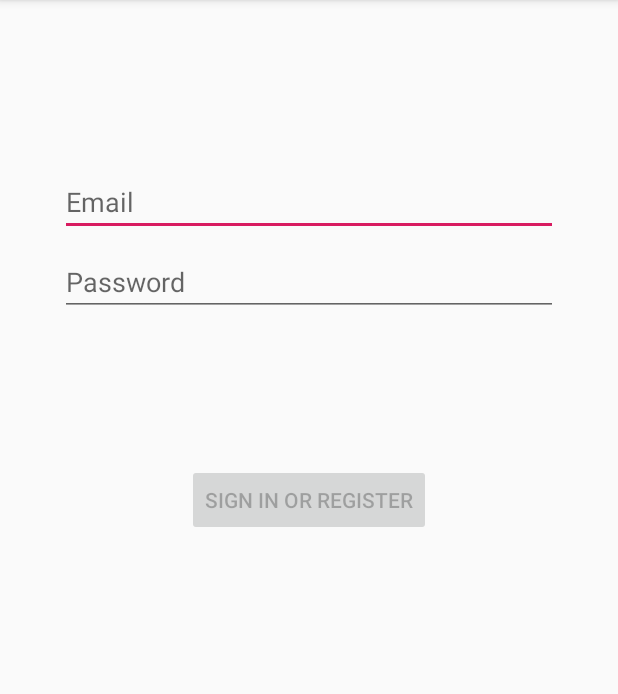
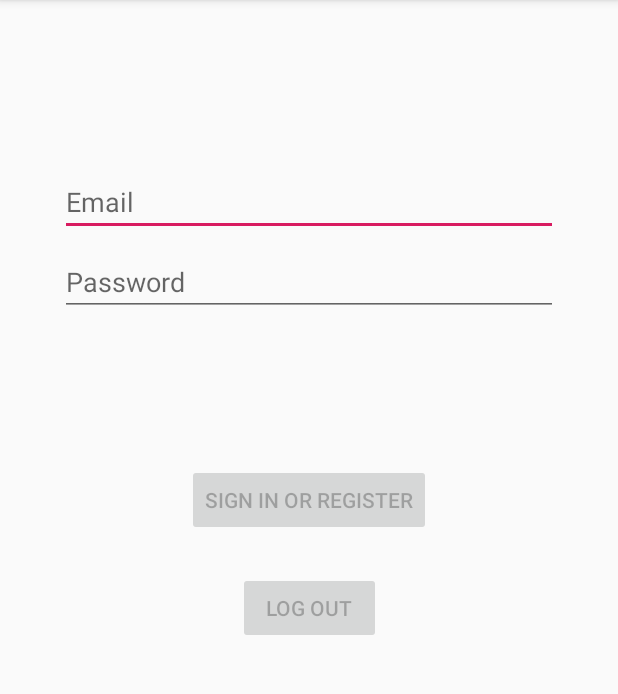
Before and after one commit to jgutierrezCSU/StudentWise, an Android app: the screen it shows after launch (LoginActivity), on a phone screen of 412 x 824 dp, the part 84-778 px from its top. Run offline under Robolectric (Android 15) with nearby library versions, the phone set to English and light mode, and no system bars.

Commit message:
- Log in Now goes to Main Menu

```diff
--- a/app/src/main/AndroidManifest.xml
+++ b/app/src/main/AndroidManifest.xml
@@ -9,6 +9,7 @@
         android:roundIcon="@mipmap/ic_launcher_round"
         android:supportsRtl="true"
         android:theme="@style/AppTheme">
+        <activity android:name=".MainActivity" />
         <activity
             android:name=".ui.login.LoginActivity"
             android:label="@string/app_name">
--- a/app/src/main/res/layout/activity_login.xml
+++ b/app/src/main/res/layout/activity_login.xml
@@ -60,6 +60,23 @@
         app:layout_constraintTop_toBottomOf="@+id/password"
         app:layout_constraintVertical_bias="0.2" />
 
+    <Button
+        android:id="@+id/logout"
+        android:layout_width="wrap_content"
+        android:layout_height="wrap_content"
+        android:layout_gravity="start"
+        android:layout_marginStart="48dp"
+        android:layout_marginTop="16dp"
+        android:layout_marginEnd="48dp"
+        android:layout_marginBottom="64dp"
+        android:enabled="false"
+        android:text="  Log Out  "
+        app:layout_constraintBottom_toBottomOf="parent"
+        app:layout_constraintEnd_toEndOf="parent"
+        app:layout_constraintStart_toStartOf="parent"
+        app:layout_constraintTop_toBottomOf="@+id/password"
+        app:layout_constraintVertical_bias="0.374" />
+
     <ProgressBar
         android:id="@+id/loading"
         android:layout_width="wrap_content"
```
Also changed, not shown: app/src/main/java/com/jgutierrez/studentorg/MainActivity.java (added, +57 -0 lines), app/src/main/java/com/jgutierrez/studentorg/ui/login/LoginActivity.java (+10 -0 lines), app/src/main/res/layout/main_activity.xml (added, +11 -0 lines), 1 other file.
